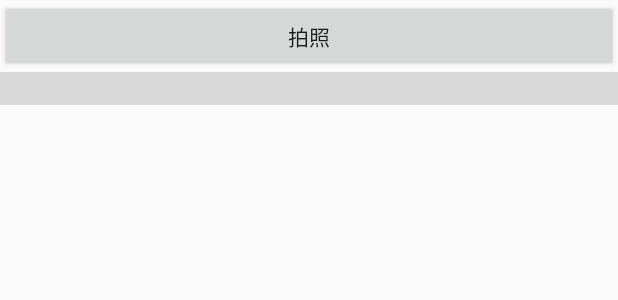
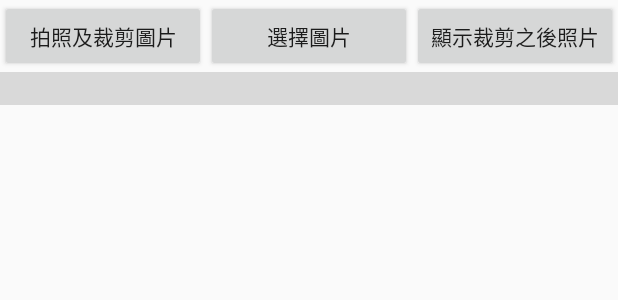
Before and after one commit to ychung1214/CHIAN_PROJECT, an Android app: the layout activity_main.xml on its own in the app's theme, with its tools: preview values and no code run, on a phone screen of 412 x 824 dp. Shown: the top 300 px of the screen. Run offline under Robolectric (Android 15) with nearby library versions, the phone set to English and light mode, and no system bars.

Commit message:
0328version

```diff
--- a/camera_cut/app/src/main/res/layout/activity_main.xml
+++ b/camera_cut/app/src/main/res/layout/activity_main.xml
@@ -1,15 +1,38 @@
-<RelativeLayout xmlns:android="http://schemas.android.com/apk/res/android"
+<LinearLayout xmlns:android="http://schemas.android.com/apk/res/android"
     xmlns:tools="http://schemas.android.com/tools"
+    android:orientation="vertical"
+    android:layout_width="fill_parent"
+    android:layout_height="fill_parent" >
+
+    <LinearLayout
+        android:orientation="horizontal"
         android:layout_width="match_parent"
-    android:layout_height="match_parent" >
+        android:layout_height="wrap_content">
 
         <Button
+            android:layout_weight="1"
             android:id="@+id/btn_creama"
             android:layout_width="match_parent"
             android:layout_height="wrap_content"
             tools:context=".CramaActivity"
-        android:text="拍照"
+            android:text="拍照及裁剪圖片"
             android:layout_alignParentStart="true" />
+
+        <Button
+            android:layout_weight="1"
+            android:layout_width="match_parent"
+            android:layout_height="wrap_content"
+            android:id="@+id/selectImageBtn"
+            android:text="選擇圖片"/>
+
+        <Button
+            android:layout_weight="1"
+            android:layout_width="match_parent"
+            android:layout_height="wrap_content"
+            android:id="@+id/cutImageBtn"
+            android:text="顯示裁剪之後照片"/>
+            <!--用於顯示圖片的訊息-->
+    </LinearLayout>
 
     <TextView
         android:id="@+id/text"
@@ -17,19 +40,17 @@
         android:layout_height="wrap_content"
         android:textSize="16sp"
         android:background="#22000000"
-
         android:layout_below="@+id/btn_creama" />
 
     <ImageView
-        android:id="@+id/img_creama"
+        android:id="@+id/imageview"
         android:scaleType="fitXY"
-        android:layout_marginLeft="15dip"
-        android:layout_marginRight="15dip"
-        android:layout_width="500dip"
+        android:layout_marginLeft="80dip"
+        android:layout_marginRight="80dip"
+        android:layout_width="400dp"
         android:layout_below="@+id/text"
         android:layout_centerHorizontal="true"
-        android:layout_marginTop="8dp"
-        android:layout_height="500dip"
-        />
+        android:layout_marginTop="3dp"
+        android:layout_height="400dp" />
 
-</RelativeLayout>
+</LinearLayout>
```
Also changed, not shown: camera_cut/app/src/main/java/com/example/wennlab/camera_cut/MainActivity.java (+101 -12 lines). Lines whose indentation alone changed are shown as unchanged.
